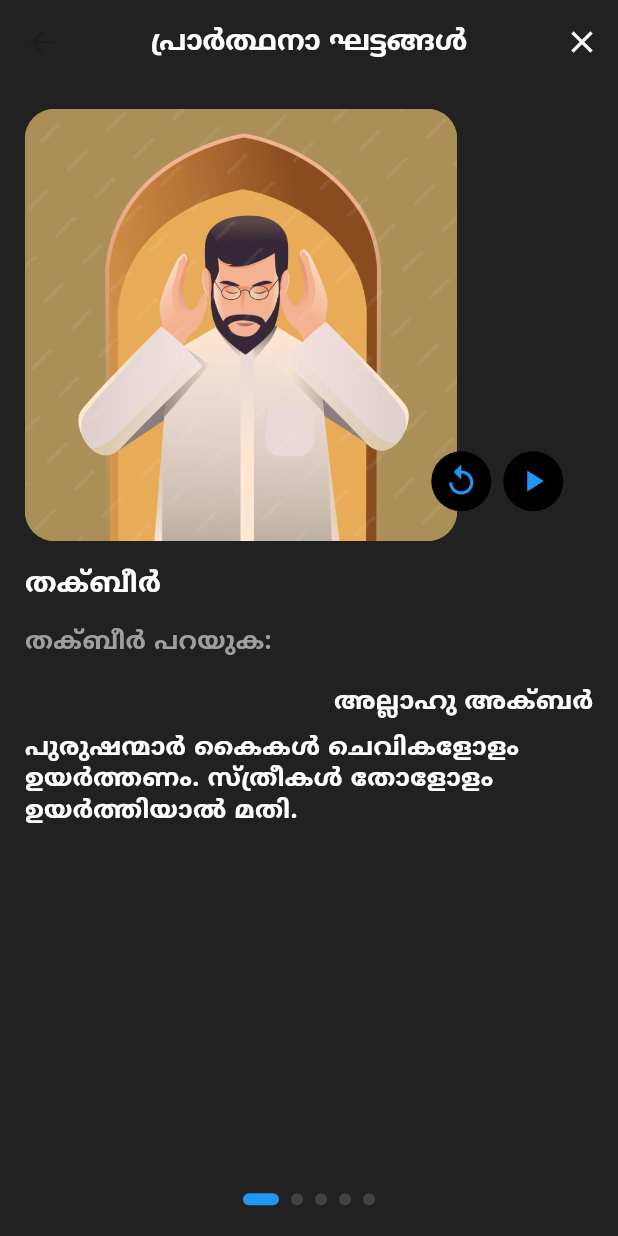
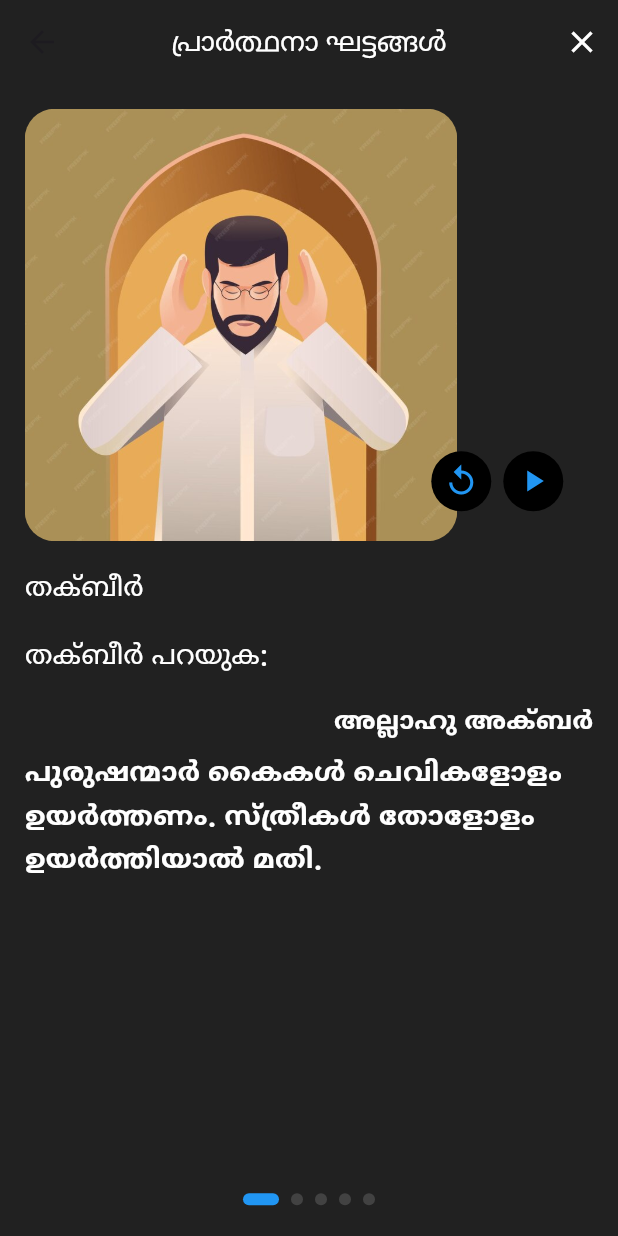
Before and after one commit to Jalaludheen25/Salat_jnz, a Flutter app: the PrayerStepsSliderView screen opened directly, on a phone screen of 412 x 824 dp. Run offline on Flutter 3.47's test engine with Material 3 defaults, Android fonts, the phone set to English and light mode, and no system bars; drawn by our look-alikes of dots_indicator; our stand-ins replace google_fonts, just_audio; Roboto replaces fonts that are missing (Manjari).

Commit message:
google font manjari

```diff
--- a/lib/screen/pages/prayerstepscreen.dart
+++ b/lib/screen/pages/prayerstepscreen.dart
@@ -3,6 +3,7 @@ import 'package:salat_al_janaza/constants/textstyleclass.dart';
 import 'package:salat_al_janaza/model/prayerstepmodel.dart';
 import 'package:salat_al_janaza/services/audio_service.dart';
 import 'package:dots_indicator/dots_indicator.dart';
+import 'package:google_fonts/google_fonts.dart';
 
 class PrayerStepsSliderView extends StatefulWidget {
   const PrayerStepsSliderView({Key? key}) : super(key: key);
@@ -46,7 +47,7 @@ class _PrayerStepsSliderViewState extends State<PrayerStepsSliderView> {
       description: 'രണ്ടാം തക്ബീര്‍ ചൊല്ലി വീണ്ടും കൈ കെട്ടി ഇബ്രാഹിമീയ സ്വലാത്ത് ചൊല്ലുക:',
       arabicTexts: [
           'اللهُمَّ صَلِّ عَلَى مُحَمَّدٍ وَعَلَى آلِ مُحَمَّدٍ كَمَا صَلَّيْتَ عَلَى إبْرَاهِيمَ وَعَلَى آلِ إِبْرَاهِيمَ إِنَّكَ حَمِيدٌ مَجِيدٌ',
-          'اَلَّلهُمَّ بَارِكْ عَلَى مُحَمَّدٍ وَعَلَى آلِ مُحَمَّدٍ كَمَا بَارَكْتَ عَلَى إِبْرِاهِيمَ وَعَلَى آلِ إِبْرِاهِيمَ إِنَّكَ حَمِيدٌ مَجِيدٌ',
+          'اَلَّلهُمَّ بَارِكْ عَلَى مُحَمَّدٍ وَعَلَى آلِ مُحَمَّدٍ كَمَا بَارَكْتَ عَلَى إِبْرَاهِيمَ وَعَلَى آلِ إِبْرَاهِيمَ إِنَّكَ حَمِيدٌ مَجِيدٌ',
 
       ],
 
@@ -110,11 +111,10 @@ class _PrayerStepsSliderViewState extends State<PrayerStepsSliderView> {
         elevation: 0,
         title: Text(
           'പ്രാർത്ഥനാ ഘട്ടങ്ങൾ',
-          style: TextStyleClass.primaryFontMalayalam(
-            titleFontSize,
-            Colors.white,
-            FontWeight.w500,
-            TextAlign.start
+          style: GoogleFonts.manjari(
+            fontSize: 20,
+            color: Colors.white,
+            fontWeight: FontWeight.w500,
           ),
         ),
         actions: [
@@ -235,12 +235,11 @@ class _PrayerStepsSliderViewState extends State<PrayerStepsSliderView> {
             ),
             child: Text(
               step.title,
-              style: TextStyleClass.primaryFontMalayalam(
-                titleFontSize,
-                Colors.white,
-                FontWeight.w500,
-                TextAlign.start
-              ),
+              style: GoogleFonts.manjari(
+            fontSize: 20,
+            color: Colors.white,
+            fontWeight: FontWeight.w500,
+          ),
             ),
           ),
 
@@ -252,12 +251,11 @@ class _PrayerStepsSliderViewState extends State<PrayerStepsSliderView> {
             ),
             child: Text(
               step.description,
-              style: TextStyleClass.primaryFontMalayalam(
-                descriptionFontSize,
-                Colors.grey,
-                FontWeight.w500,
-                TextAlign.start
-              ),
+              style: GoogleFonts.manjari(
+            fontSize: 20,
+            color: Colors.white,
+            fontWeight: FontWeight.w500,
+          ),
             ),
           ),
 
@@ -281,12 +279,11 @@ class _PrayerStepsSliderViewState extends State<PrayerStepsSliderView> {
             ),
             child: Text(
               step.instructions,
-              style: TextStyleClass.primaryFontMalayalam(
-                instructionsFontSize,
-                Colors.white,
-                FontWeight.w300,
-                TextAlign.center,
-              ),
+              style: GoogleFonts.manjari(
+            fontSize: 20,
+            color: Colors.white,
+            fontWeight: FontWeight.w600,
+          ),
             ),
           ),
         ],
--- a/pubspec.yaml
+++ b/pubspec.yaml
@@ -41,7 +41,7 @@ dependencies:
   just_audio: ^0.9.36
   shared_preferences: ^2.2.2
   url_launcher: ^6.3.1
-
+  google_fonts: ^6.2.1
 
 dev_dependencies:
   flutter_test:
```
Also changed, not shown: lib/screen/MayyithScreen.dart (+27 -18 lines), lib/screen/SalatalJanazascreen.dart (+27 -9 lines), lib/screen/pages/deadbodyverb.dart (+20 -23 lines), lib/screen/pages/mayyithstepscreen.dart (+15 -17 lines), lib/widget/prayerssteppage.dart (added, +200 -0 lines), pubspec.lock.
